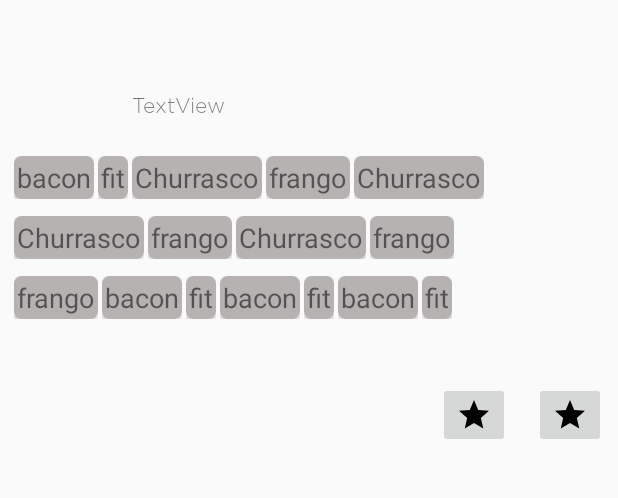
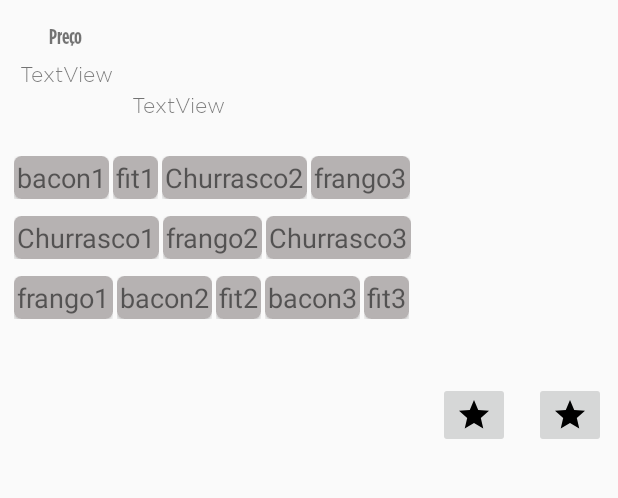
Before and after one commit to felipe11xx/alimente-se-Bem, an Android app: the EventoActivity screen opened directly, with no data from a screen before it, on a phone screen of 412 x 824 dp, the part 486-984 px from its top. Run offline under Robolectric (Android 15) with nearby library versions, the phone set to English and light mode, and no system bars; Roboto replaces fonts that are not available here.

Commit message:
Ajustes na Activity de evento 15/03/0218 02:24

```diff
--- a/AlimenteSeBem/app/src/main/java/com/example/web/alimentesebem/dao/AgendaDaoOld.java
+++ b/AlimenteSeBem/app/src/main/java/com/example/web/alimentesebem/dao/AgendaDaoOld.java
@@ -24,19 +24,19 @@ public class AgendaDaoOld {
         lista.add(new AgendaBean(id++,"Feira da Fruta","Lorem ipsum dolor sit amet, ad nec tamquam disputando voluptatibus." +
                 " In eam dicam vidisse philosophia, et est alia persecuti. An per sonet cetero. Ne per vitae nusquam vivendum." +
                 " Eius mucius posidonium ad ius, vero maluisset maiestatis vis an. Vim singulis platonem complectitur te, nonumy" +
-                " ponderum an mel.","Sesi Santos",new GregorianCalendar(2017, Calendar.NOVEMBER, 10).getTime(),"10:00"));
+                " ponderum an mel.","Sesi Santos",new GregorianCalendar(2017, Calendar.NOVEMBER, 10).getTime(),"10:00",20.00));
         lista.add(new AgendaBean(id++,"Curso De Nutrição","Lorem ipsum dolor sit amet, ad nec tamquam disputando voluptatibus." +
                 " In eam dicam vidisse philosophia, et est alia persecuti. An per sonet cetero. Ne per vitae nusquam vivendum." +
                 " Eius mucius posidonium ad ius, vero maluisset maiestatis vis an. Vim singulis platonem complectitur te, nonumy" +
-                " ponderum an mel.","Sesi Santo Amaro",new GregorianCalendar(2017, Calendar.DECEMBER, 12).getTime(),"12:00"));
+                " ponderum an mel.","Sesi Santo Amaro",new GregorianCalendar(2017, Calendar.DECEMBER, 12).getTime(),"12:00",0));
         lista.add(new AgendaBean(id++,"Feira da Fruta","Lorem ipsum dolor sit amet, ad nec tamquam disputando voluptatibus." +
                 " In eam dicam vidisse philosophia, et est alia persecuti. An per sonet cetero. Ne per vitae nusquam vivendum." +
                 " Eius mucius posidonium ad ius, vero maluisset maiestatis vis an. Vim singulis platonem complectitur te, nonumy" +
-                " ponderum an mel.","Sesi Santos",new GregorianCalendar(2018, Calendar.JANUARY, 22).getTime(),"14:00"));
+                " ponderum an mel.","Sesi Santos",new GregorianCalendar(2018, Calendar.JANUARY, 22).getTime(),"14:00",10.00));
         lista.add(new AgendaBean(id++,"Feira da Fruta","Lorem ipsum dolor sit amet, ad nec tamquam disputando voluptatibus." +
                 " In eam dicam vidisse philosophia, et est alia persecuti. An per sonet cetero. Ne per vitae nusquam vivendum." +
                 " Eius mucius posidonium ad ius, vero maluisset maiestatis vis an. Vim singulis platonem complectitur te, nonumy" +
-                " ponderum an mel.","Sesi Santos",new GregorianCalendar(2018, Calendar.FEBRUARY, 15).getTime(),"11:30"));
+                " ponderum an mel.","Sesi Santos",new GregorianCalendar(2018, Calendar.FEBRUARY, 15).getTime(),"11:30",15.99));
 
     }
 
--- a/AlimenteSeBem/app/src/main/java/com/example/web/alimentesebem/model/AgendaBean.java
+++ b/AlimenteSeBem/app/src/main/java/com/example/web/alimentesebem/model/AgendaBean.java
@@ -16,6 +16,7 @@ public class AgendaBean {
     private String horario;
     private byte[] capa;
     private String[] tags;
+    private double preco;
 
     public AgendaBean(){}
 
@@ -23,13 +24,14 @@ public class AgendaBean {
         this.id = id;
     }
 
-    public AgendaBean(Long id, String titulo, String descricao, String local, Date data, String horario) {
+    public AgendaBean(Long id, String titulo, String descricao, String local, Date data, String horario, double preco) {
         this.id = id;
         this.titulo = titulo;
         this.descricao = descricao;
         this.local = local;
         this.data = data;
         this.horario = horario;
+        this.preco = preco;
 
     }
 
@@ -96,4 +98,12 @@ public class AgendaBean {
     public void setTags(String[] tags) {
         this.tags = tags;
     }
+
+    public double getPreco() {
+        return preco;
+    }
+
+    public void setPreco(double preco) {
+        this.preco = preco;
+    }
 }
--- a/AlimenteSeBem/app/src/main/java/com/example/web/alimentesebem/view/EventoActivity.java
+++ b/AlimenteSeBem/app/src/main/java/com/example/web/alimentesebem/view/EventoActivity.java
@@ -31,13 +31,9 @@ import java.util.List;
 
 public class EventoActivity extends AppCompatActivity{
 
-    private ImageView imgCapaEvento;
-    private ImageView imgData;
-    private ImageButton shareFace;
-    private ImageButton shareWhat;
-    private TextView tvLocalHorario;
-    private TextView tvDecricao;
-    private TextView tvtitulo;
+    private ImageView imgCapaEvento,imgData;
+    private ImageButton shareFace,shareWhat;
+    private TextView tvLocalHorario,tvDecricao,tvtitulo,lblPreco,tvPreco;
     private AgendaBean obj;
     private AgendaDaoOld daoOld = AgendaDaoOld.instance;
     private Long id;
@@ -62,44 +58,41 @@ public class EventoActivity extends AppCompatActivity{
         tvDecricao = findViewById(R.id.tv_descricao_evento);
         tvLocalHorario = findViewById(R.id.tv_local_horario);
         tvtitulo = findViewById(R.id.tv_evento_titulo);
+        lblPreco = findViewById(R.id.lbl_preco);
+        tvPreco = findViewById(R.id.tv_preco);
         //Muda a fonte de alguns textView
-        Typeface typeFont = Typeface.createFromAsset(getAssets(),"fonts/Gotham_Light.otf");
+        Typeface typeFont = Typeface.createFromAsset(getAssets(), "fonts/Gotham_Condensed_Bold.otf");
+        tvtitulo.setTypeface(typeFont);
+        lblPreco.setTypeface(typeFont);
+
+        typeFont = Typeface.createFromAsset(getAssets(),"fonts/Gotham_Light.otf");
         tvDecricao.setTypeface(typeFont);
         tvLocalHorario.setTypeface(typeFont);
-        typeFont = Typeface.createFromAsset(getAssets(), "fonts/Gotham_Condensed_Bold.otf");
-        tvtitulo.setTypeface(typeFont);
+        tvPreco.setTypeface(typeFont);
+
 
         obj = new AgendaBean();
 
         tags = new ArrayList<>();
-        tags.add("bacon");
-        tags.add("Churrasco");
-        tags.add("frango");
-        tags.add("fit");
-        tags.add("bacon");
-        tags.add("Churrasco");
-        tags.add("frango");
-        tags.add("fit");
-        tags.add("bacon");
-        tags.add("Churrasco");
-        tags.add("frango");
-        tags.add("fit");
-        tags.add("bacon");
-        tags.add("Churrasco");
-        tags.add("frango");
-        tags.add("fit");
+        tags.add("bacon1");
+        tags.add("Churrasco1");
+        tags.add("frango1");
+        tags.add("fit1");
+        tags.add("bacon2");
+        tags.add("Churrasco2");
+        tags.add("frango2");
+        tags.add("fit2");
+        tags.add("bacon3");
+        tags.add("Churrasco3");
+        tags.add("frango3");
+        tags.add("fit3");
+
         recyclerView = findViewById(R.id.rv_tag);
         recyclerView.setAdapter(new TagAdapter(tags,this));
 
-/*        RecyclerView.LayoutManager layout = new LinearLayoutManager(this,
-                LinearLayoutManager.HORIZONTAL, false);
 
-         recyclerView.setLayoutManager(layout);*/
-
-       // RecyclerView.LayoutManager layoutManager = new GridLayoutManager(this, 1);
         recyclerView.setLayoutManager(new StaggeredGridLayoutManager(3, StaggeredGridLayoutManager.HORIZONTAL));
 
-       // recyclerView.setLayoutManager(layoutManager);
 
         intent  = getIntent();
         //usa o ID no Bundle para criar a tela
@@ -114,6 +107,12 @@ public class EventoActivity extends AppCompatActivity{
                     tvLocalHorario.setText(obj.getLocal() + "  " +
                             obj.getHorario());
 
+                    if(obj.getPreco() == 0){
+                        tvPreco.setText("Gratuito");
+                    }else{
+                        tvPreco.setText("R$: " + String.valueOf(obj.getPreco()));
+                    }
+
                     if (obj.getCapa() != null) {
                         imgCapaEvento.setImageBitmap(Utilitarios.bitmapFromBase64(obj.getCapa()));
                     }
@@ -121,7 +120,7 @@ public class EventoActivity extends AppCompatActivity{
                     String dia = dtFmt.format(obj.getData()).substring(0,2);
                     String mes = dtFmt.format(obj.getData()).substring(6,9);
                     String diaMes = dia + " " + mes;
-                    // Cria um bitmap contendo a letra
+                    // Cria um bitmap contendo Dia e mês
                     // Bitmap bitmap = Utilitarios.quadradoBitmapAndText(
                     Bitmap bitmap = Utilitarios.circularBitmapAndText(
                             Color.parseColor("#ef8219"), 150, 150,diaMes, 45 );
--- a/AlimenteSeBem/app/src/main/java/com/example/web/alimentesebem/view/adapter/AgendaAdpter.java
+++ b/AlimenteSeBem/app/src/main/java/com/example/web/alimentesebem/view/adapter/AgendaAdpter.java
@@ -116,7 +116,7 @@ public class AgendaAdpter extends RecyclerView.Adapter{
             String dia = dtFmt.format(obj.getData()).substring(0,2);
             String mes = dtFmt.format(obj.getData()).substring(6,9);
             String diaMes = dia + " " + mes;
-            // Cria um bitmap contendo a letra
+            // Cria um bitmap contendo o dia e Mês
             // Bitmap bitmap = Utilitarios.quadradoBitmapAndText(
             Bitmap bitmap = Utilitarios.circularBitmapAndText(
                     Color.parseColor("#ef8219"), 150, 150,diaMes,45 );
--- a/AlimenteSeBem/app/src/main/res/layout/activity_evento.xml
+++ b/AlimenteSeBem/app/src/main/res/layout/activity_evento.xml
@@ -110,6 +110,30 @@
                 app:layout_constraintTop_toBottomOf="@+id/rv_tag"
                 app:layout_constraintVertical_bias="1.0"
                 app:srcCompat="@drawable/ic_star_black_24dp" />
+
+            <TextView
+                android:id="@+id/lbl_preco"
+                android:layout_width="wrap_content"
+                android:layout_height="wrap_content"
+                android:layout_marginEnd="8dp"
+                android:layout_marginStart="8dp"
+                android:layout_marginTop="16dp"
+                android:text="@string/preco"
+                app:layout_constraintEnd_toStartOf="@+id/tv_descricao_evento"
+                app:layout_constraintStart_toStartOf="parent"
+                app:layout_constraintTop_toBottomOf="@+id/img_data_evento" />
+
+            <TextView
+                android:id="@+id/tv_preco"
+                android:layout_width="wrap_content"
+                android:layout_height="wrap_content"
+                android:layout_marginEnd="8dp"
+                android:layout_marginStart="8dp"
+                android:layout_marginTop="8dp"
+                android:text="TextView"
+                app:layout_constraintEnd_toStartOf="@+id/tv_descricao_evento"
+                app:layout_constraintStart_toStartOf="parent"
+                app:layout_constraintTop_toBottomOf="@+id/lbl_preco" />
         </android.support.constraint.ConstraintLayout>
 
     </ScrollView>
--- a/AlimenteSeBem/app/src/main/res/values/strings.xml
+++ b/AlimenteSeBem/app/src/main/res/values/strings.xml
@@ -21,6 +21,7 @@
     <string name="videos">Vídeos</string>
     <string name="logoff">logoff</string>
     <string name="title_activity_login2">Sign in</string>
+    <string name="preco">Preço</string>
 
     <!-- Strings related to login -->
     <string name="prompt_email">Email</string>
```
